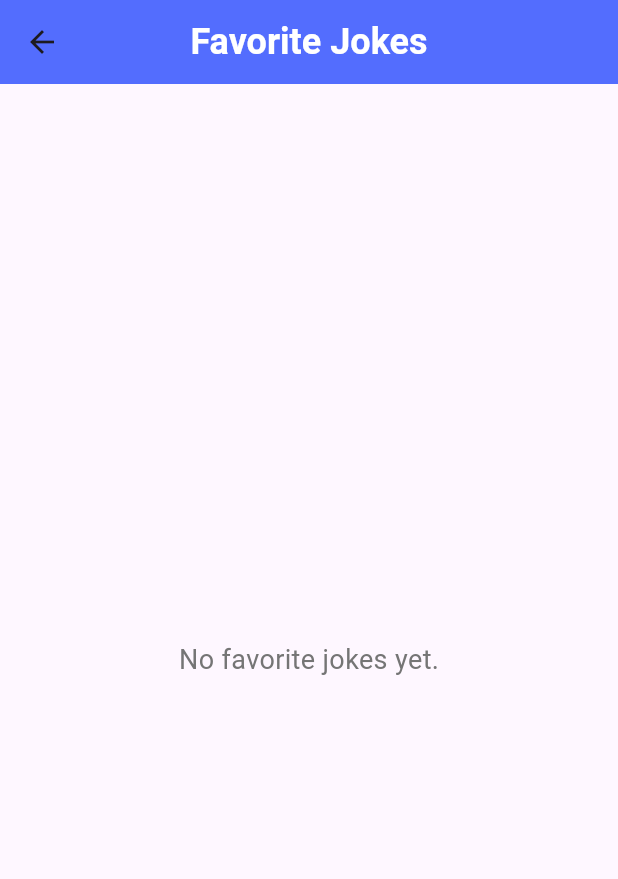
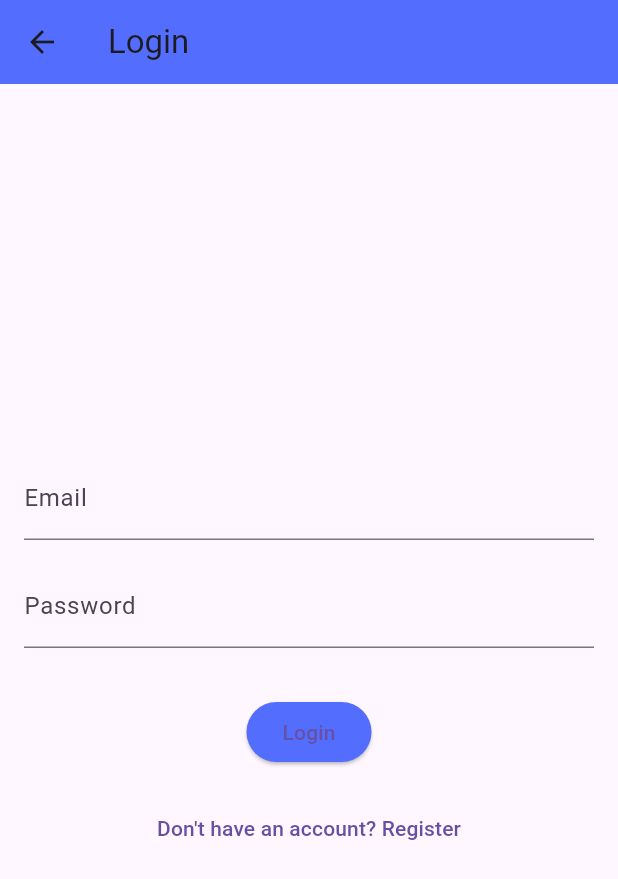
Before and after one commit to mateycardula/flutter-homework-2, a Flutter app: the screen it shows after launch, after a tap on the "favorite" icon, on a phone screen of 412 x 824 dp. Shown: the top 879 px of the screen. Run offline on Flutter 3.47's test engine with Material 3 defaults, Android fonts, the phone set to English and light mode, and no system bars; our stand-ins replace firebase_auth, firebase_core, flutter_secure_storage; accounts and stored records are empty; network calls fail.

Commit message:
auth service

```diff
--- a/lib/main.dart
+++ b/lib/main.dart
@@ -1,13 +1,19 @@
 import 'package:flutter/material.dart';
+import 'package:jokes_homework/screens/auth/login_page.dart';
 import 'package:jokes_homework/screens/home_screen.dart';
 import 'package:jokes_homework/screens/joke_screen.dart';
+import 'package:firebase_core/firebase_core.dart';
+import 'firebase_options.dart';
 
-void main() {
+Future<void> main() async {
+  WidgetsFlutterBinding.ensureInitialized();
+  await Firebase.initializeApp(
+    options: DefaultFirebaseOptions.currentPlatform,
+  );
   runApp(const MyApp());
 }
 
 class MyApp extends StatelessWidget {
-
   const MyApp({super.key});
 
   @override
@@ -16,7 +22,9 @@ class MyApp extends StatelessWidget {
       title: 'Jokes',
       initialRoute: '/',
       routes: {
-        '/' : (context) => const Home(),
+        '/': (context) => const Home(),
+        '/login': (context) => const LoginPage(),
+        // Add other routes for navigation if needed
       },
     );
   }
--- /dev/null
+++ b/lib/screens/auth/login_page.dart
@@ -0,0 +1,114 @@
+import 'package:flutter/material.dart';
+import 'package:jokes_homework/screens/auth/register_page.dart';
+import 'package:jokes_homework/service/auth_service.dart';  // Import your AuthService
+import '../home_screen.dart';  // Redirect to register page if not registered
+
+class LoginPage extends StatefulWidget {
+  const LoginPage({Key? key}) : super(key: key);
+
+  @override
+  _LoginPageState createState() => _LoginPageState();
+}
+
+class _LoginPageState extends State<LoginPage> {
+  final TextEditingController _emailController = TextEditingController();
+  final TextEditingController _passwordController = TextEditingController();
+  final AuthService _authService = AuthService();
+  bool _isLoading = false;
+  String? _errorMessage;
+
+  @override
+  Widget build(BuildContext context) {
+    return Scaffold(
+      appBar: AppBar(
+        title: const Text('Login'),
+        backgroundColor: Colors.indigoAccent,
+      ),
+      body: Padding(
+        padding: const EdgeInsets.all(16.0),
+        child: Column(
+          mainAxisAlignment: MainAxisAlignment.center,
+          children: [
+            if (_errorMessage != null)
+              Padding(
+                padding: const EdgeInsets.only(bottom: 20),
+                child: Text(
+                  _errorMessage!,
+                  style: TextStyle(color: Colors.red, fontSize: 16),
+                ),
+              ),
+            TextField(
+              controller: _emailController,
+              decoration: const InputDecoration(labelText: 'Email'),
+              keyboardType: TextInputType.emailAddress,
+            ),
+            const SizedBox(height: 16),
+            TextField(
+              controller: _passwordController,
+              decoration: const InputDecoration(labelText: 'Password'),
+              obscureText: true,
+            ),
+            const SizedBox(height: 32),
+            _isLoading
+                ? const CircularProgressIndicator()
+                : ElevatedButton(
+              onPressed: _login,
+              style: ElevatedButton.styleFrom(
+                backgroundColor: Colors.indigoAccent,
+              ),
+              child: const Text('Login'),
+            ),
+            const SizedBox(height: 16),
+            TextButton(
+              onPressed: _navigateToRegister,
+              child: const Text("Don't have an account? Register"),
+            ),
+          ],
+        ),
+      ),
+    );
+  }
+
+  Future<void> _login() async {
+    setState(() {
+      _isLoading = true;
+      _errorMessage = null;
+    });
+
+    final email = _emailController.text.trim();
+    final password = _passwordController.text.trim();
+
+    if (email.isEmpty || password.isEmpty) {
+      setState(() {
+        _errorMessage = 'Please enter both email and password.';
+        _isLoading = false;
+      });
+      return;
+    }
+
+    final result = await _authService.login(email, password, context);
+
+    setState(() {
+      _isLoading = false;
+    });
+
+    if (result == 'Success') {
+      // Navigate to home page
+      Navigator.pushReplacement(
+        context,
+        MaterialPageRoute(builder: (context) => const Home()),  // Update with your HomePage widget
+      );
+    } else {
+      setState(() {
+        _errorMessage = result;
+      });
+    }
+  }
+
+  void _navigateToRegister() {
+    Navigator.push(
+      context,
+      MaterialPageRoute(builder: (context) => const RegisterPage()),  // Make sure to create a RegisterPage
+    );
+  }
+}
--- a/lib/screens/home_screen.dart
+++ b/lib/screens/home_screen.dart
@@ -1,9 +1,11 @@
 import 'package:flutter/material.dart';
 import 'package:jokes_homework/screens/random_joke_screen.dart';
 import 'package:jokes_homework/screens/favorites_screen.dart'; // Import FavoritesScreen
+import 'package:firebase_auth/firebase_auth.dart'; // Import Firebase Auth
 
 import '../service/ApiService.dart';
 import '../widgets/types/types_grid.dart';
+import 'auth/login_page.dart';
 
 class Home extends StatefulWidget {
   const Home({super.key});
@@ -17,11 +19,21 @@ class Home extends StatefulWidget {
 class _HomeState extends State<Home> {
   List<String> jokeTypes = []; // List to hold joke types
   bool isLoading = true; // To manage loading state
+  bool isLoggedIn = false; // To track user login status
 
   @override
   void initState() {
     super.initState();
+    checkLoginStatus(); // Check login status on initialization
     FetchJokeTypesAsync();
+  }
+
+  // Check if the user is logged in
+  void checkLoginStatus() async {
+    User? user = FirebaseAuth.instance.currentUser; // Get the current user
+    setState(() {
+      isLoggedIn = user != null; // If user is not null, they are logged in
+    });
   }
 
   // Fetch joke types asynchronously
@@ -56,23 +68,41 @@ class _HomeState extends State<Home> {
           IconButton(
             icon: const Icon(Icons.favorite, color: Colors.red, size: 40), // Favorites icon
             onPressed: () {
+              if (isLoggedIn) {
                 Navigator.push(
                   context,
                   MaterialPageRoute(
                     builder: (context) => FavoritesScreen(favoriteJokes: []), // Replace with your favorites list
                   ),
                 );
+              } else {
+                Navigator.push(
+                  context,
+                  MaterialPageRoute(
+                    builder: (context) => const LoginPage(), // Redirect to LoginPage if not logged in
+                  ),
+                );
+              }
             },
           ),
           IconButton(
             icon: const Icon(Icons.calendar_today_outlined, color: Colors.yellow, size: 40),  // Random joke icon
             onPressed: () {
+              if (isLoggedIn) {
                 Navigator.push(
                   context,
                   MaterialPageRoute(
                     builder: (context) => const RandomJokeScreen(),
                   ),
                 );
+              } else {
+                Navigator.push(
+                  context,
+                  MaterialPageRoute(
+                    builder: (context) => const LoginPage(), // Redirect to LoginPage if not logged in
+                  ),
+                );
+              }
             },
           ),
         ],
--- /dev/null
+++ b/lib/service/auth_service.dart
@@ -0,0 +1,119 @@
+import 'package:firebase_auth/firebase_auth.dart';
+import 'package:flutter/material.dart';
+import 'package:jokes_homework/screens/home_screen.dart';
+import 'package:flutter_secure_storage/flutter_secure_storage.dart'; // Import Secure Storage
+import '../screens/auth/login_page.dart';
+
+class AuthService {
+  final FirebaseAuth _auth = FirebaseAuth.instance;
+  final FlutterSecureStorage _secureStorage = const FlutterSecureStorage(); // Secure Storage instance
+
+  // Register a new user
+  Future<String?> register(String email, String password, BuildContext context) async {
+    try {
+      UserCredential userCredential = await _auth.createUserWithEmailAndPassword(
+        email: email,
+        password: password,
+      );
+      await _secureStorage.write(key: 'email', value: email); // Store email securely
+      await _secureStorage.write(key: 'loggedIn', value: 'true'); // Store login status securely
+      // Navigate to login screen or home
+      Navigator.pushReplacement(
+        context,
+        MaterialPageRoute(builder: (BuildContext context) => const LoginPage()),
+      );
+      return 'Success';
+    } on FirebaseAuthException catch (e) {
+      if (e.code == 'weak-password') {
+        return 'The password provided is too weak.';
+      } else if (e.code == 'email-already-in-use') {
+        return 'The account already exists for that email.';
+      } else {
+        return e.message;
+      }
+    } catch (e) {
+      return 'An error occurred: ${e.toString()}';
+    }
+  }
+
+  // Log in an existing user
+  Future<String?> login(String email, String password, BuildContext context) async {
+    try {
+      UserCredential userCredential = await _auth.signInWithEmailAndPassword(
+        email: email,
+        password: password,
+      );
+      await _secureStorage.write(key: 'email', value: email); // Store email securely
+      await _secureStorage.write(key: 'loggedIn', value: 'true'); // Store login status securely
+
+      // Navigate to home screen
+      Future.delayed(const Duration(seconds: 2), () {
+        Navigator.pushReplacement(
+          context,
+          MaterialPageRoute(builder: (context) => Home()),
+        );
+      });
+      return 'Success';
+    } on FirebaseAuthException catch (e) {
+      if (e.code == 'user-not-found') {
+        return 'No user found for that email.';
+      } else if (e.code == 'wrong-password') {
+        return 'Wrong password provided.';
+      } else {
+        return e.message;
+      }
+    } catch (e) {
+      return 'An error occurred: ${e.toString()}';
+    }
+  }
+
+  // Log out the current user
+  Future<void> logout(BuildContext context) async {
+    try {
+      await _auth.signOut();
+      await _secureStorage.write(key: 'loggedIn', value: 'false'); // Update login status securely
+      await _secureStorage.delete(key: 'email'); // Delete stored email
+
+      // Navigate back to login screen
+      Future.delayed(const Duration(seconds: 2), () {
+        Navigator.pushReplacement(
+          context,
+          MaterialPageRoute(builder: (context) => const LoginPage()),
+        );
+      });
+    } catch (e) {
+      print('Error signing out: ${e.toString()}');
+    }
+  }
+
+  // Check if user is logged in
+  Future<bool> isLoggedIn() async {
+    String? loggedIn = await _secureStorage.read(key: 'loggedIn');
+    return loggedIn == 'true'; // Check if the user is logged in
+  }
+
+  // Get the current user's email
+  Future<String?> getEmail() async {
+    try {
+      return await _secureStorage.read(key: 'email'); // Read the stored email securely
+    } catch (e) {
+      print('Error retrieving email: ${e.toString()}');
+      return null;
+    }
+  }
+
+  Future<String?> resetPassword(String email) async {
+    try {
+      await _auth.sendPasswordResetEmail(email: email);
+      return 'Password reset link sent to your email.';
+    } on FirebaseAuthException catch (e) {
+      if (e.code == 'user-not-found') {
+        return 'No user found for that email.';
+      } else {
+        return e.message;
+      }
+    } catch (e) {
+      return 'An error occurred: ${e.toString()}';
+    }
+  }
+}
--- a/pubspec.yaml
+++ b/pubspec.yaml
@@ -36,6 +36,10 @@ dependencies:
   # The following adds the Cupertino Icons font to your application.
   # Use with the CupertinoIcons class for iOS style icons.
   cupertino_icons: ^1.0.8
+  firebase_core: ^3.9.0
+  firebase_auth: ^5.3.4
+  shared_preferences: ^2.3.5
+  flutter_secure_storage: ^9.2.3
 
 dev_dependencies:
   flutter_test:
@@ -46,7 +50,7 @@ dev_dependencies:
   # activated in the `analysis_options.yaml` file located at the root of your
   # package. See that file for information about deactivating specific lint
   # rules and activating additional ones.
-  flutter_lints: ^4.0.0
+  flutter_lints: ^5.0.0
 
 # For information on the generic Dart part of this file, see the
 # following page: https://dart.dev/tools/pub/pubspec
```
Also changed, not shown: lib/screens/auth/register_page.dart (added, +130 -0 lines), firebase.json (added), lib/firebase_options.dart (added), pubspec.lock, 10 other files. Lines whose indentation alone changed are shown as unchanged.
